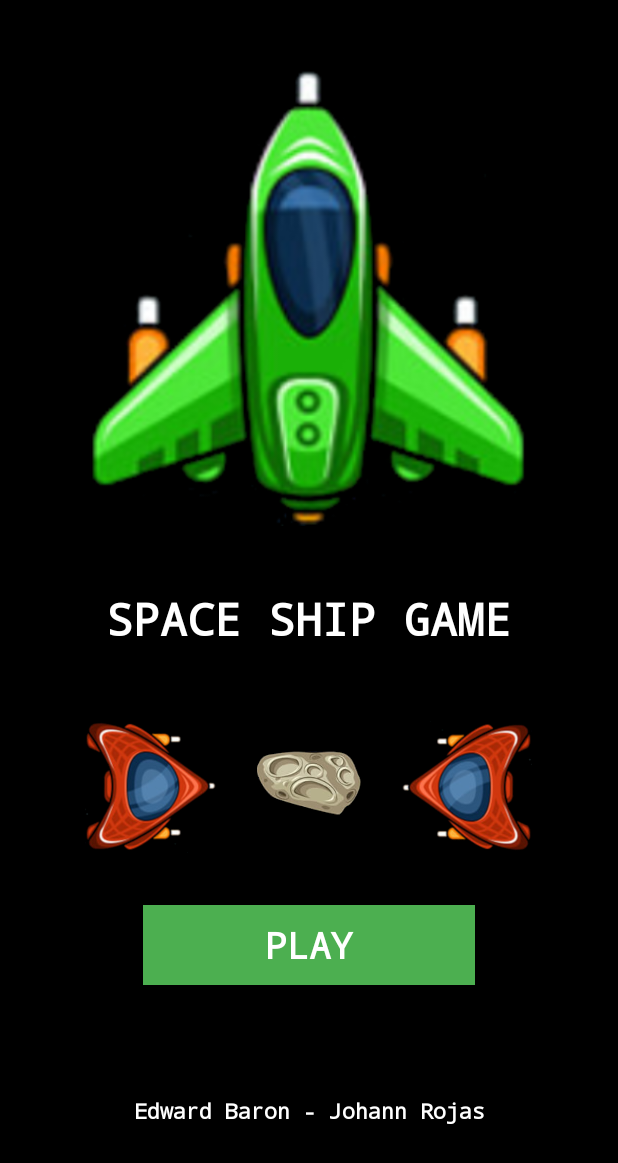
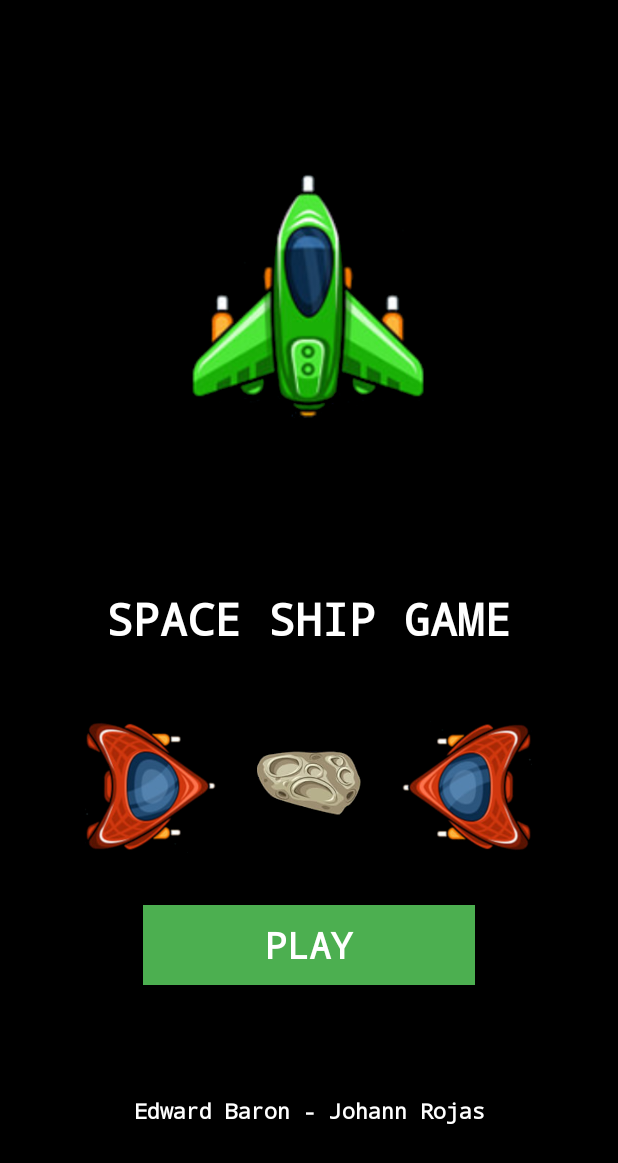
Before and after one commit to EdFBaronG18/ShipsGameParcial, an Android app: the screen it shows after launch (MainActivity), on a phone screen of 412 x 824 dp. Shown: the top 1163 px of the screen. Run offline under Robolectric (Android 15) with nearby library versions, the phone set to English and light mode, and no system bars.

Commit message:
Update: Landscape view menu

```diff
--- a/app/src/main/res/layout/activity_main.xml
+++ b/app/src/main/res/layout/activity_main.xml
@@ -25,8 +25,8 @@
 
     <ImageView
         android:id="@+id/imageView"
-        android:layout_width="0dp"
-        android:layout_height="wrap_content"
+        android:layout_width="182dp"
+        android:layout_height="158dp"
         android:layout_marginStart="52dp"
         android:layout_marginTop="80dp"
         android:layout_marginEnd="52dp"
@@ -36,10 +36,10 @@
         android:rotation="270"
         app:layout_constraintBottom_toTopOf="@+id/tvGameTitle"
         app:layout_constraintEnd_toEndOf="parent"
-        app:layout_constraintHorizontal_bias="0.0"
+        app:layout_constraintHorizontal_bias="0.498"
         app:layout_constraintStart_toStartOf="parent"
         app:layout_constraintTop_toTopOf="parent"
-        app:layout_constraintVertical_bias="0.507"
+        app:layout_constraintVertical_bias="0.488"
         app:srcCompat="@drawable/nave_buena" />
 
     <Button
```
